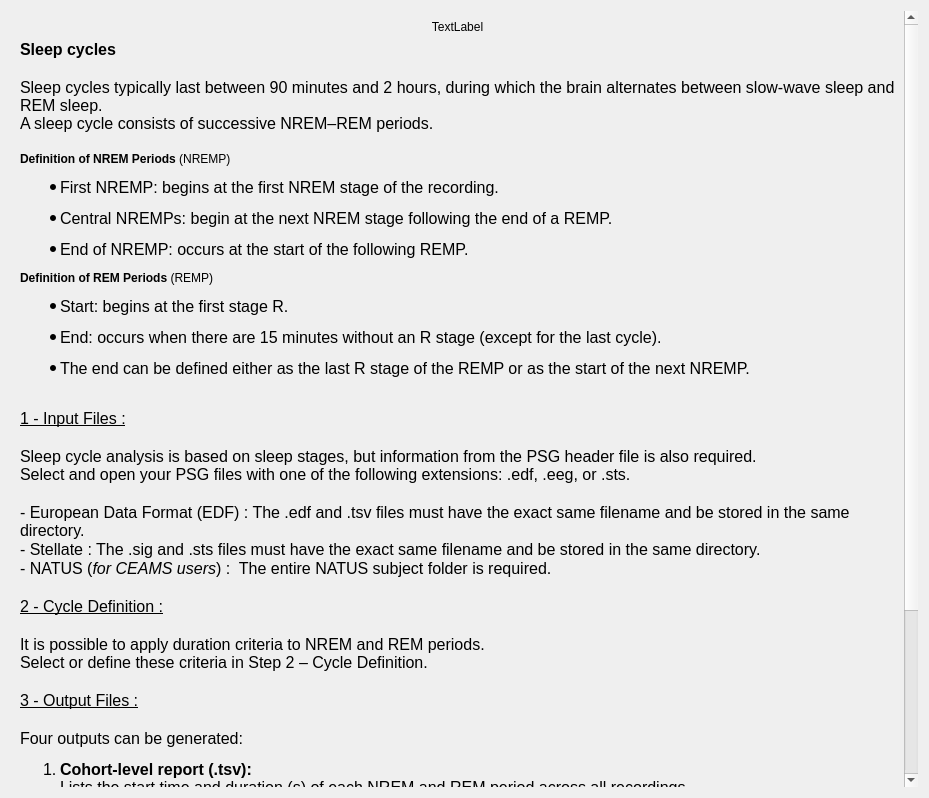
SnoozToolbox/snooz-package-ceams, file tools/CEAMSTools/SleepCycleExport/SleepCycleDoc/Ui_SleepCycleDoc.ui: the form before one commit.
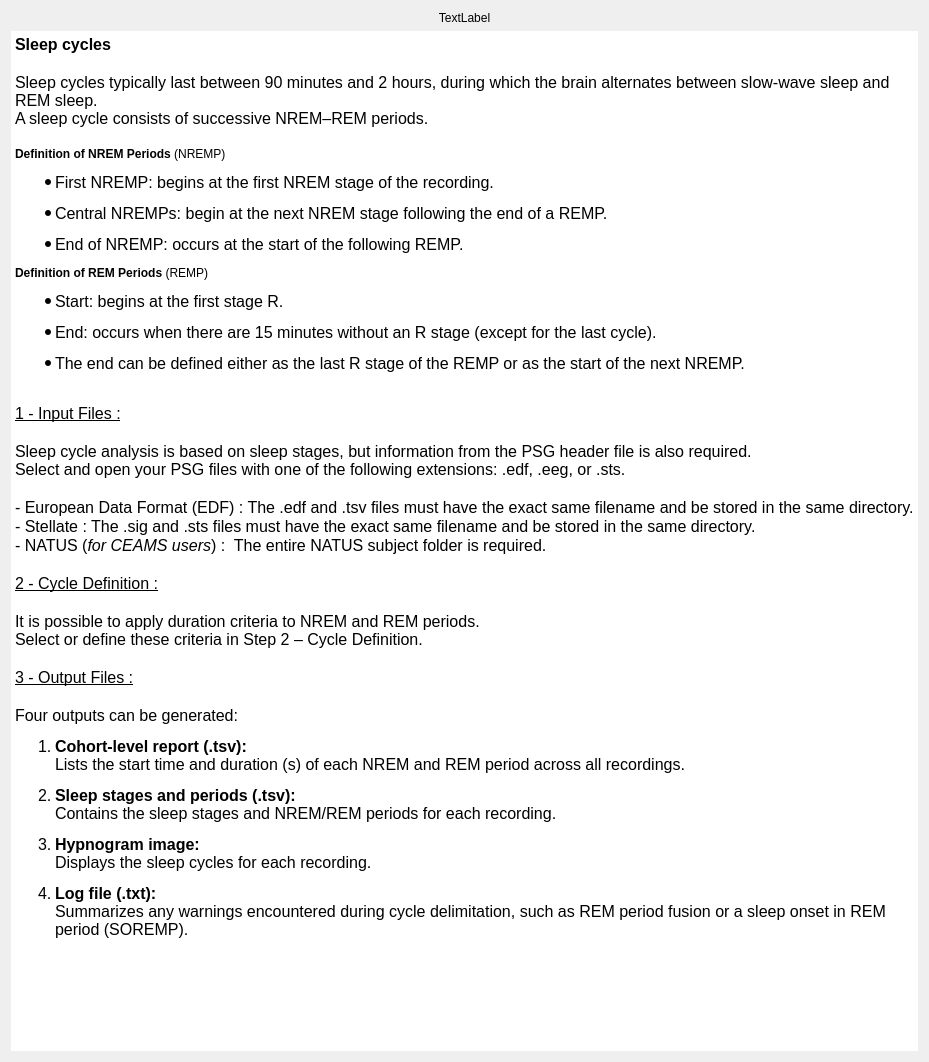
The form after the commit.

What changed in the file:
```diff
--- a/tools/CEAMSTools/SleepCycleExport/SleepCycleDoc/Ui_SleepCycleDoc.ui
+++ b/tools/CEAMSTools/SleepCycleExport/SleepCycleDoc/Ui_SleepCycleDoc.ui
@@ -7,7 +7,7 @@
     <x>0</x>
     <y>0</y>
     <width>929</width>
-    <height>798</height>
+    <height>1062</height>
    </rect>
   </property>
   <property name="maximumSize">
@@ -24,31 +24,6 @@
   </property>
   <layout class="QVBoxLayout" name="verticalLayout_3">
    <item>
-    <widget class="QScrollArea" name="scrollArea">
-     <property name="frameShape">
-      <enum>QFrame::Shape::NoFrame</enum>
-     </property>
-     <property name="frameShadow">
-      <enum>QFrame::Shadow::Plain</enum>
-     </property>
-     <property name="verticalScrollBarPolicy">
-      <enum>Qt::ScrollBarPolicy::ScrollBarAsNeeded</enum>
-     </property>
-     <property name="horizontalScrollBarPolicy">
-      <enum>Qt::ScrollBarPolicy::ScrollBarAsNeeded</enum>
-     </property>
-     <property name="widgetResizable">
-      <bool>true</bool>
-     </property>
-     <widget class="QWidget" name="scrollAreaWidgetContents">
-      <property name="geometry">
-       <rect>
-        <x>0</x>
-        <y>0</y>
-        <width>899</width>
-        <height>1018</height>
-       </rect>
-      </property>
       <layout class="QVBoxLayout" name="verticalLayout_2">
        <item>
         <layout class="QVBoxLayout" name="verticalLayout">
@@ -72,7 +47,7 @@
           </widget>
          </item>
          <item>
-          <widget class="QLabel" name="textLabel">
+        <widget class="QTextEdit" name="textLabel">
            <property name="sizePolicy">
             <sizepolicy hsizetype="Preferred" vsizetype="Preferred">
              <horstretch>0</horstretch>
@@ -88,7 +63,19 @@
            <property name="lineWidth">
             <number>0</number>
            </property>
-           <property name="text">
+         <property name="verticalScrollBarPolicy">
+          <enum>Qt::ScrollBarPolicy::ScrollBarAlwaysOff</enum>
+         </property>
+         <property name="horizontalScrollBarPolicy">
+          <enum>Qt::ScrollBarPolicy::ScrollBarAlwaysOff</enum>
+         </property>
+         <property name="sizeAdjustPolicy">
+          <enum>QAbstractScrollArea::SizeAdjustPolicy::AdjustIgnored</enum>
+         </property>
+         <property name="readOnly">
+          <bool>true</bool>
+         </property>
+         <property name="html">
             <string>&lt;!DOCTYPE HTML PUBLIC &quot;-//W3C//DTD HTML 4.0//EN&quot; &quot;http://www.w3.org/TR/REC-html40/strict.dtd&quot;&gt;
 &lt;html&gt;&lt;head&gt;&lt;meta name=&quot;qrichtext&quot; content=&quot;1&quot; /&gt;&lt;meta charset=&quot;utf-8&quot; /&gt;&lt;style type=&quot;text/css&quot;&gt;
 p, li { white-space: pre-wrap; }
@@ -133,22 +120,11 @@
 &lt;li style=&quot; margin-top:12px; margin-bottom:12px; margin-left:0px; margin-right:0px; -qt-block-indent:0; text-indent:0px;&quot;&gt;&lt;span style=&quot; font-weight:700;&quot;&gt;Log file (.txt):&lt;/span&gt;&lt;br /&gt;Summarizes any warnings encountered during cycle delimitation, such as REM period fusion or a sleep onset in REM period (SOREMP).&lt;/li&gt;&lt;/ol&gt;
 &lt;p style=&quot;-qt-paragraph-type:empty; margin-top:0px; margin-bottom:0px; margin-left:0px; margin-right:0px; -qt-block-indent:0; text-indent:0px;&quot;&gt;&lt;br /&gt;&lt;/p&gt;&lt;/body&gt;&lt;/html&gt;</string>
            </property>
-           <property name="textFormat">
-            <enum>Qt::TextFormat::RichText</enum>
-           </property>
-           <property name="alignment">
-            <set>Qt::AlignmentFlag::AlignLeading|Qt::AlignmentFlag::AlignLeft|Qt::AlignmentFlag::AlignTop</set>
-           </property>
-           <property name="wordWrap">
-            <bool>true</bool>
-           </property>
           </widget>
          </item>
         </layout>
        </item>
       </layout>
-     </widget>
-    </widget>
    </item>
   </layout>
  </widget>
```
Lines whose indentation alone changed are shown as unchanged.
